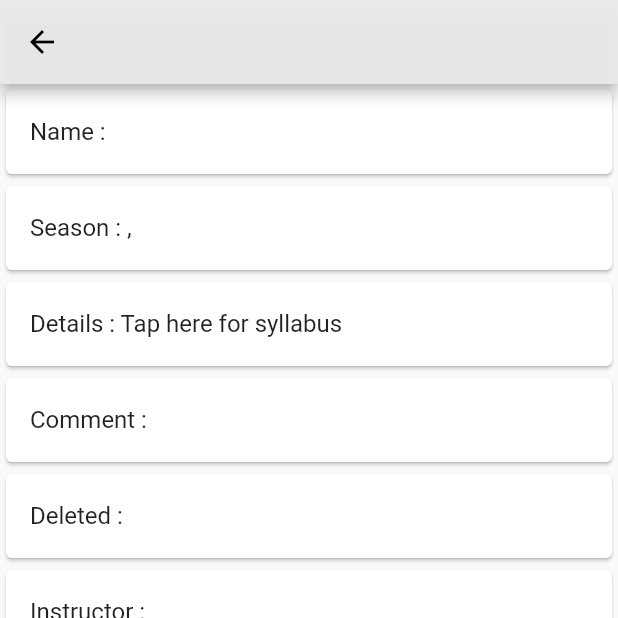
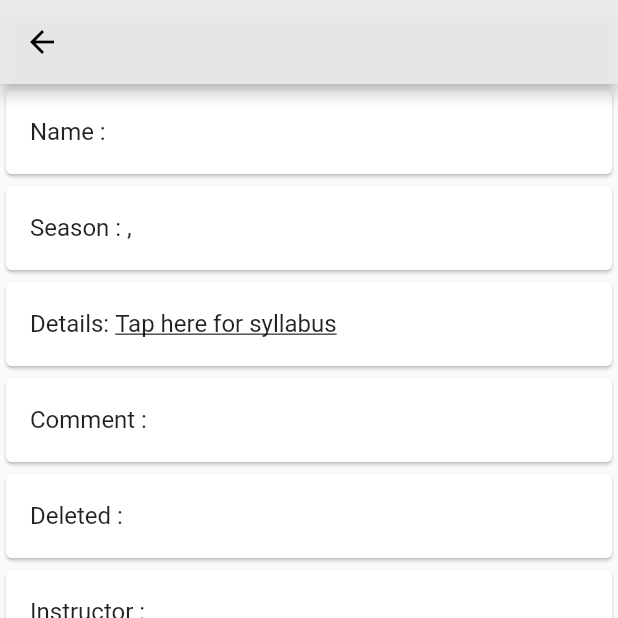
Before and after one commit to RRRGR/ICUApp, a Flutter app: the ClassInfo screen opened directly with empty values, on a phone screen of 412 x 824 dp, the top half of it. Run offline on Flutter 3.47's test engine with Material 2 defaults, Android fonts, the phone set to English and light mode, and no system bars; drawn by our look-alikes of google_mobile_ads; our stand-ins replace cloud_firestore, firebase_auth, firebase_core, flutter_riverpod, google_sign_in, shared_preferences; missing offline and left inert: flutter_cached_pdfview, flutter_inappwebview; accounts and stored records are empty; network calls fail.

Commit message:
add underline to link

```diff
--- a/lib/widgets/classinfo/showinfo.dart
+++ b/lib/widgets/classinfo/showinfo.dart
@@ -32,7 +32,14 @@ class ShowInfo extends StatelessWidget {
         return Card(
           child: (key == 'Details')
               ? ListTile(
-                  title: Text('$key : ${newInfo[key]}'),
+                  title:
+                      Text.rich(TextSpan(text: '${key}: ', children: <TextSpan>[
+                    TextSpan(
+                        text: '${newInfo[key]}',
+                        style: const TextStyle(
+                          decoration: TextDecoration.underline,
+                        )),
+                  ])),
                   onTap: () {
                     Navigator.of(context).pop();
                     Navigator.of(context).push(MaterialPageRoute(
```
